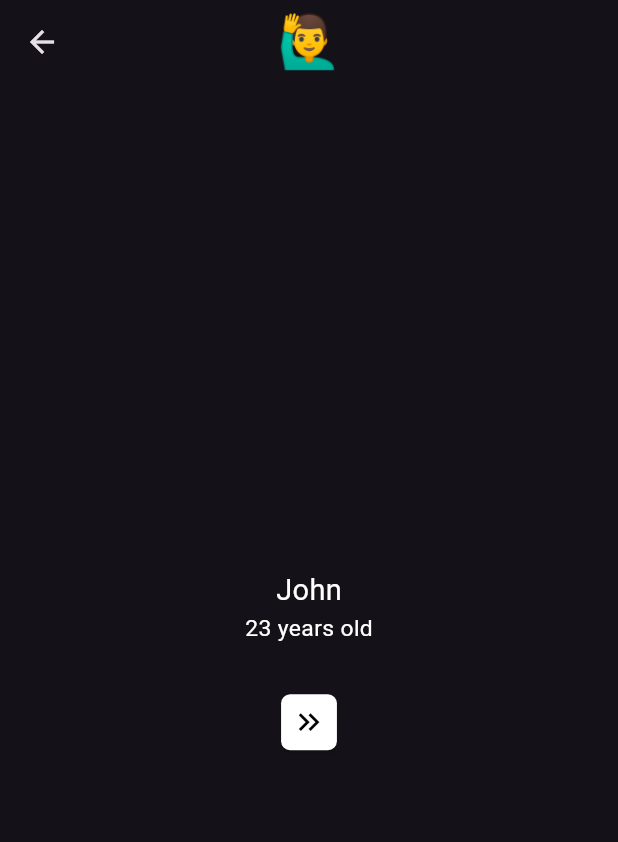
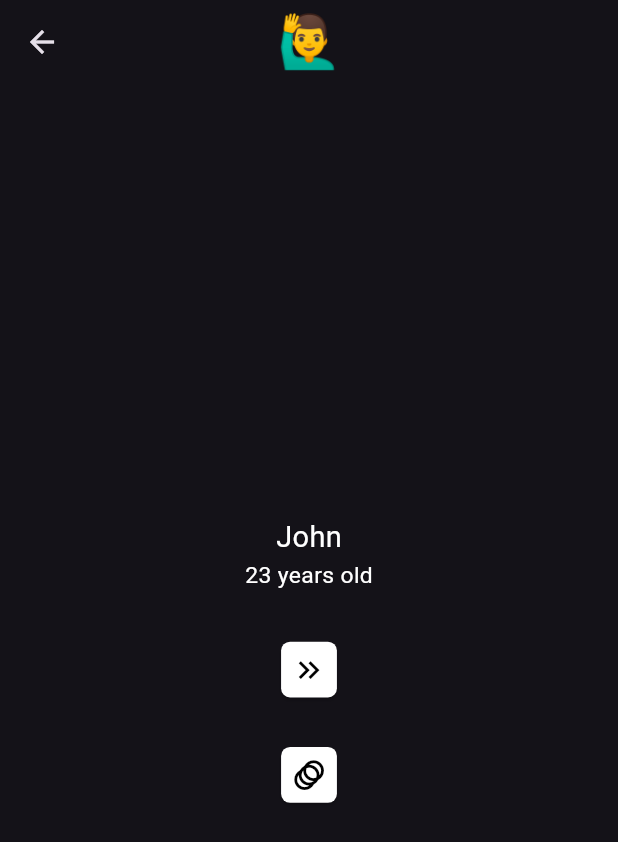
Before and after one commit to vermahrithik/fa_01, a Flutter app: the screen it shows after launch, after a tap on "🙋‍♂️", on a phone screen of 412 x 824 dp. Shown: the top 842 px of the screen. Run offline on Flutter 3.47's test engine with Material 3 defaults, Android fonts, the phone set to English and light mode, and no system bars; our stand-ins replace get, go_router, responsive_sizer, url_strategy.

Commit message:
flutter tweenAnimationBuilder,CustomClipper,ClipPath implementation: Tween Colors

```diff
--- a/lib/routing/route_names.dart
+++ b/lib/routing/route_names.dart
@@ -2,4 +2,5 @@ class RouteNames {
   static String home = 'home';
   static String details = 'details';
   static String zoom = 'zoom';
+  static String tween = 'tween';
 }
--- a/lib/routing/route_paths.dart
+++ b/lib/routing/route_paths.dart
@@ -2,4 +2,5 @@ class RoutePaths {
   static String home = '/home';
   static String details = '/details';
   static String zoom = '/zoom';
+  static String tween = '/tween';
 }
--- a/lib/views/pages/details_screen.dart
+++ b/lib/views/pages/details_screen.dart
@@ -100,6 +100,28 @@ class DetailsScreen extends StatelessWidget {
                   color: Colors.black,
                 ),
               ),
+            ),
+            SizedBox(height: 4.h,),
+            SizedBox(
+              height: 25.sp,
+              width: 25.sp,
+              child: ElevatedButton(
+                onPressed: (){
+                  context.pushNamed(RouteNames.tween);
+                },
+                style: ElevatedButton.styleFrom(
+                    backgroundColor: Colors.white,
+                    shape: RoundedRectangleBorder(
+                      borderRadius: BorderRadius.circular(10.sp),
+                    ),
+                    padding: EdgeInsets.all(0.sp)
+                ),
+                child: Icon(
+                  Icons.animation,
+                  size: 20.sp,
+                  color: Colors.black,
+                ),
+              ),
             )
           ],
         ),
--- a/lib/views/pages/zoom_screen.dart
+++ b/lib/views/pages/zoom_screen.dart
@@ -1,5 +1,4 @@
 import 'package:flutter/material.dart';
-import 'package:get/get.dart';
 import 'package:responsive_sizer/responsive_sizer.dart';
 import 'package:go_router/go_router.dart';
 
@@ -10,6 +9,7 @@ class ZoomScreen extends StatefulWidget {
   State<ZoomScreen> createState() => _ZoomScreenState();
 }
 
+// final defaultWidth = 100.0.sp;
 const defaultWidth = 100.0;
 
 class _ZoomScreenState extends State<ZoomScreen> {
```
Also changed, not shown: lib/routing/routes.dart (+9 -0 lines), lib/views/pages/tween_animation_screen.dart (added, +90 -0 lines).
